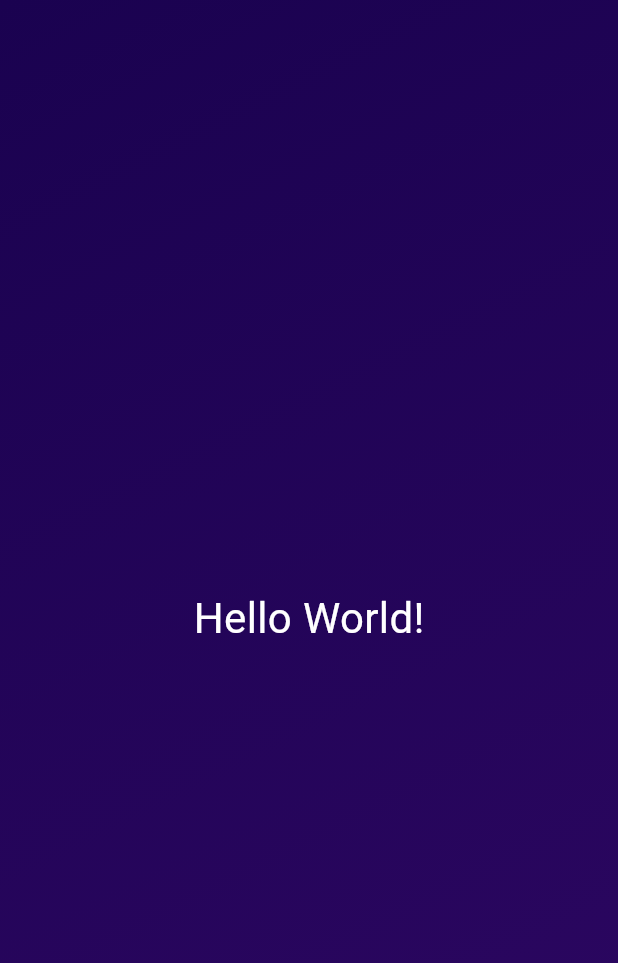
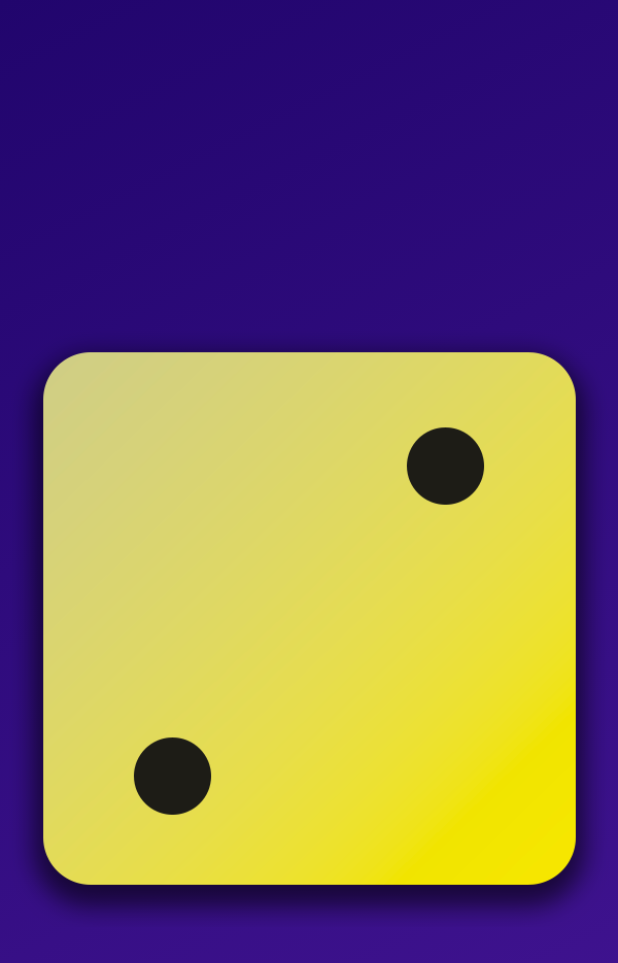
Before and after one commit to bagaskaraf/first_app, a Flutter app: the screen it shows after launch, on a phone screen of 412 x 824 dp. Shown: the top 963 px of the screen. Run offline on Flutter 3.47's test engine with Material 3 defaults, Android fonts, the phone set to English and light mode, and no system bars.

Commit message:
sudah bisa menggunakan gambar dari asset

```diff
--- a/lib/gradient_container.dart
+++ b/lib/gradient_container.dart
@@ -1,28 +1,53 @@
-import 'package:first_app/styled_text.dart';
 import 'package:flutter/material.dart';
 
 const startAlignment = Alignment.topLeft;
 const endAlignment = Alignment.bottomRight;
 
 class GradientContainer extends StatelessWidget {
-  const GradientContainer({super.key});
+  const GradientContainer(this.color1, this.color2, {super.key});
+
+  const GradientContainer.purple({super.key})
+      : color1 = Colors.deepPurple,
+        color2 = Colors.indigo;
+
+  final Color color1;
+  final Color color2;
 
   @override
   Widget build(context) {
     return Container(
-      decoration: const BoxDecoration(
+      decoration: BoxDecoration(
         gradient: LinearGradient(
-          colors: [
-            Color.fromARGB(255, 26, 2, 80),
-            Color.fromARGB(255, 45, 7, 98),
-          ],
+          colors: [color1, color2],
           begin: startAlignment,
           end: endAlignment,
         ),
       ),
-      child: const Center(
-        child: StyledText('Hello World!'),
+      child: Center(
+        child: Image.asset('assets/images/dice-2.png'),
       ),
     );
   }
 }
+
+// class GradientContainer extends StatelessWidget {
+//   const GradientContainer({super.key, required this.colors});
+
+//   final List<Color> colors;
+
+//   @override
+//   Widget build(context) {
+//     return Container(
+//       decoration: BoxDecoration(
+//         gradient: LinearGradient(
+//           colors: colors,
+//           begin: startAlignment,
+//           end: endAlignment,
+//         ),
+//       ),
+//       child: const Center(
+//         child: StyledText('Hello World!'),
+//       ),
+//     );
+//   }
+// }
--- a/lib/main.dart
+++ b/lib/main.dart
@@ -6,7 +6,10 @@ void main() {
   runApp(
     const MaterialApp(
       home: Scaffold(
-        body: GradientContainer(),
+        body: GradientContainer(
+          Color.fromARGB(255, 33, 5, 109),
+          Color.fromARGB(255, 68, 21, 149),
+        ),
       ),
     ),
   );
```
Also changed, not shown: pubspec.yaml (+7 -3 lines), assets/images/dice-1.png (added), assets/images/dice-2.png (added), assets/images/dice-3.png (added), assets/images/dice-4.png (added), assets/images/dice-5.png (added), assets/images/dice-6.png (added).
